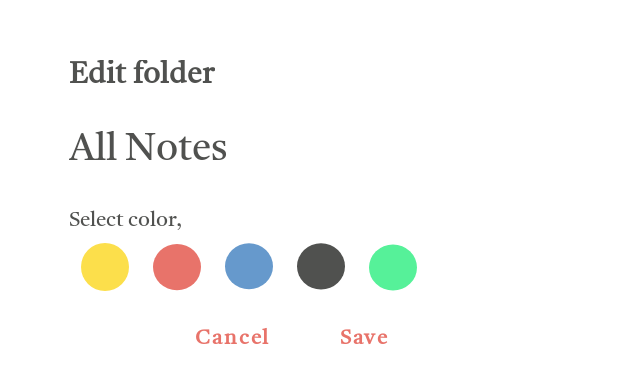
After one commit to Evan-Coulter/Stylo, an Android app: the layout edit_folder_dialog_layout.xml on its own in the app's theme, with its tools: preview values and no code run, on a phone screen of 412 x 824 dp. The commit adds this screen. Shown: the top 383 px of the screen. Run offline under Robolectric (Android 15) with nearby library versions, the phone set to English and light mode, and no system bars.

Commit message:
add edit folder dialog

```diff
--- a/app/src/main/java/com/example/stylo/list/NoteListViewModel.kt
+++ b/app/src/main/java/com/example/stylo/list/NoteListViewModel.kt
@@ -127,6 +127,7 @@ class NoteListViewModel(private val repository: NotesRepository, private val sha
 
     private fun displayBasicListState() {
         val notes = if (folder.uid == 1) repository.getAllNotes() else repository.getNotesInFolder(folder.uid)
+        folder = repository.getFolder(folder.uid) //updates folder object
         postNewState(NoteListViewState.ShowBasicListState(notes, folder, isListView))
     }
 
@@ -199,7 +200,6 @@ class NoteListViewModel(private val repository: NotesRepository, private val sha
     }
 
     private fun openEditFolderDialog(event: NoteListEvent.EditFolderButtonClicked) {
-        postNewState(NoteListViewState.LoadingState)
         try {
             val folder = repository.getFolder(event.folderID)
             postNewState(NoteListViewState.ShowEditFolderDialog(folder))
@@ -227,9 +227,10 @@ class NoteListViewModel(private val repository: NotesRepository, private val sha
     private fun attemptToEditFolder(event: NoteListEvent.AttemptToEditFolder) {
         postNewState(NoteListViewState.LoadingState)
         try {
-            if (event.folder.uid == 1 || event.folder.uid == 0) {
+            if (event.folder.uid == 0) {
                 //We technically shouldn't ever reach here if fragment layout is done properly.
                 showFolderTray()
+                return
             }
             val anotherFolderAlreadyHasThatTitle = repository.getAllFolders()
                 .filter { it.uid != event.folder.uid }
--- a/app/src/main/java/com/example/stylo/util/ColorStringMap.kt
+++ b/app/src/main/java/com/example/stylo/util/ColorStringMap.kt
@@ -6,7 +6,7 @@ object ColorStringMap {
         "Pink" to listOf("#E8736A", "#FFC4BF"),
         "Blue" to listOf("#6699CC", "#8EAECF"),
         "Grey" to listOf("#50514F", "#B3B9AD"),
-        "Green" to listOf("#59FFA0", "#9CFFC6")
+        "Green" to listOf("#56F199", "#C7FFDF")
     )
     fun getColor(string: String) : String {
         return colorMap[string]?.get(0) ?: colorMap["Pink"]!![0]
--- /dev/null
+++ b/app/src/main/res/drawable/ic_blue_color_picker_unchecked.xml
@@ -0,0 +1,9 @@
+<vector xmlns:android="http://schemas.android.com/apk/res/android"
+    android:width="24dp"
+    android:height="25dp"
+    android:viewportWidth="24"
+    android:viewportHeight="25">
+  <path
+      android:pathData="M12,12.104m-12,0a12,12 0,1 1,24 0a12,12 0,1 1,-24 0"
+      android:fillColor="#6699CC"/>
+</vector>
--- /dev/null
+++ b/app/src/main/res/drawable/ic_green_color_picker_unchecked.xml
@@ -0,0 +1,9 @@
+<vector xmlns:android="http://schemas.android.com/apk/res/android"
+    android:width="24dp"
+    android:height="25dp"
+    android:viewportWidth="24"
+    android:viewportHeight="25">
+  <path
+      android:pathData="M12,12.793m-12,0a12,12 0,1 1,24 0a12,12 0,1 1,-24 0"
+      android:fillColor="#56F199"/>
+</vector>
--- /dev/null
+++ b/app/src/main/res/drawable/ic_grey_color_picker_unchecked.xml
@@ -0,0 +1,9 @@
+<vector xmlns:android="http://schemas.android.com/apk/res/android"
+    android:width="24dp"
+    android:height="25dp"
+    android:viewportWidth="24"
+    android:viewportHeight="25">
+  <path
+      android:pathData="M12,12.172m-12,0a12,12 0,1 1,24 0a12,12 0,1 1,-24 0"
+      android:fillColor="#50514F"/>
+</vector>
--- /dev/null
+++ b/app/src/main/res/drawable/ic_pink_color_picker_unchecked.xml
@@ -0,0 +1,9 @@
+<vector xmlns:android="http://schemas.android.com/apk/res/android"
+    android:width="24dp"
+    android:height="25dp"
+    android:viewportWidth="24"
+    android:viewportHeight="25">
+  <path
+      android:pathData="M12,12.552m-12,0a12,12 0,1 1,24 0a12,12 0,1 1,-24 0"
+      android:fillColor="#E8736A"/>
+</vector>
--- /dev/null
+++ b/app/src/main/res/drawable/ic_yellow_color_picker_checked.xml
@@ -0,0 +1,5 @@
+<vector android:height="24dp" android:viewportHeight="25"
+    android:viewportWidth="24" android:width="23.04dp" xmlns:android="http://schemas.android.com/apk/res/android">
+    <path android:fillColor="#FCDF4B" android:pathData="M12,12.259m-12,0a12,12 0,1 1,24 0a12,12 0,1 1,-24 0"/>
+    <path android:fillColor="#000000" android:pathData="M10.156,16.939L5.845,12.459L6.672,11.599L10.156,15.219L17.549,7.539L18.376,8.399L10.156,16.939Z"/>
+</vector>
--- /dev/null
+++ b/app/src/main/res/drawable/ic_yellow_color_picker_unchecked.xml
@@ -0,0 +1,9 @@
+<vector xmlns:android="http://schemas.android.com/apk/res/android"
+    android:width="24dp"
+    android:height="24dp"
+    android:viewportWidth="24"
+    android:viewportHeight="24">
+  <path
+      android:pathData="M12,12m-12,0a12,12 0,1 1,24 0a12,12 0,1 1,-24 0"
+      android:fillColor="#FCDF4B"/>
+</vector>
--- /dev/null
+++ b/app/src/main/res/layout/edit_folder_dialog_layout.xml
@@ -0,0 +1,179 @@
+<?xml version="1.0" encoding="utf-8"?>
+<androidx.constraintlayout.widget.ConstraintLayout xmlns:android="http://schemas.android.com/apk/res/android"
+    android:layout_width="wrap_content"
+    android:layout_height="wrap_content"
+    xmlns:app="http://schemas.android.com/apk/res-auto"
+    xmlns:tools="http://schemas.android.com/tools"
+    android:paddingTop="24dp"
+    android:paddingBottom="12dp"
+    android:paddingStart="30dp"
+    android:paddingEnd="30dp"
+    android:layout_margin="16dp"
+    android:background="@drawable/dialog_background">
+
+
+    <TextView
+        android:id="@+id/edit_folder_title"
+        android:layout_width="wrap_content"
+        android:layout_height="wrap_content"
+        android:text="Edit folder"
+        android:textSize="20sp"
+        android:textStyle="bold"
+        app:layout_constraintStart_toStartOf="parent"
+        app:layout_constraintTop_toTopOf="parent" />
+
+    <TextView
+        android:id="@+id/edit_folder_all_notes_title"
+        android:layout_width="wrap_content"
+        android:layout_height="wrap_content"
+        android:textSize="26sp"
+        android:text="All Notes"
+        app:layout_constraintBottom_toTopOf="@+id/edit_folder_select_color_message"
+        app:layout_constraintStart_toStartOf="@+id/edit_folder_title"
+        app:layout_constraintTop_toBottomOf="@id/edit_folder_title"
+        tools:visibility="visible"
+        android:visibility="gone"/>
+
+
+    <com.google.android.material.textfield.TextInputLayout
+        android:id="@+id/edit_folder_edit_text"
+        style="@style/Widget.MaterialComponents.TextInputLayout.OutlinedBox"
+        android:layout_width="0dp"
+        android:layout_height="wrap_content"
+        android:hint="New title"
+        android:paddingBottom="12dp"
+        app:layout_constraintEnd_toEndOf="parent"
+        app:layout_constraintStart_toStartOf="@+id/edit_folder_title"
+        app:layout_constraintTop_toBottomOf="@id/edit_folder_title"
+        android:layout_marginTop="12dp"
+        app:startIconDrawable="@drawable/ic_round_edit_24"
+        app:startIconTint="@color/text_color"
+        tools:visibility="invisible">
+
+        <com.google.android.material.textfield.TextInputEditText
+            android:layout_width="match_parent"
+            android:layout_height="wrap_content"
+            android:maxLength="200"
+            android:maxLines="1"
+            tools:visibility="invisible"/>
+
+    </com.google.android.material.textfield.TextInputLayout>
+
+
+    <TextView
+        android:id="@+id/edit_folder_select_color_message"
+        android:layout_width="wrap_content"
+        android:layout_height="wrap_content"
+        android:text="Select color,"
+        app:layout_constraintStart_toStartOf="@id/edit_folder_edit_text"
+        app:layout_constraintTop_toBottomOf="@id/edit_folder_edit_text" />
+
+    <LinearLayout
+        android:id="@+id/edit_folder_checkbox_layout"
+        android:layout_width="wrap_content"
+        android:layout_height="wrap_content"
+        android:gravity="center"
+        android:orientation="horizontal"
+        app:layout_constraintTop_toBottomOf="@id/edit_folder_select_color_message">
+
+        <CheckBox
+            android:id="@+id/edit_folder_yellow_checkbox"
+            android:layout_width="32dp"
+            android:layout_height="32dp"
+            android:layout_margin="8dp"
+            android:background="@drawable/ic_yellow_color_picker_unchecked"
+            android:button="@null" />
+
+        <CheckBox
+            android:id="@+id/edit_folder_pink_checkbox"
+            android:layout_width="32dp"
+            android:layout_height="32dp"
+            android:layout_margin="8dp"
+            android:background="@drawable/ic_pink_color_picker_unchecked"
+            android:button="@null" />
+
+        <CheckBox
+            android:id="@+id/edit_folder_blue_checkbox"
+            android:layout_width="32dp"
+            android:layout_height="32dp"
+            android:layout_margin="8dp"
+            android:background="@drawable/ic_blue_color_picker_unchecked"
+            android:button="@null" />
+
+        <CheckBox
+            android:id="@+id/edit_folder_grey_checkbox"
+            android:layout_width="32dp"
+            android:layout_height="32dp"
+            android:layout_margin="8dp"
+            android:background="@drawable/ic_grey_color_picker_unchecked"
+            android:button="@null" />
+
+        <CheckBox
+            android:id="@+id/edit_folder_green_checkbox"
+            android:layout_width="32dp"
+            android:layout_height="32dp"
+            android:layout_margin="8dp"
+            android:background="@drawable/ic_green_color_picker_unchecked"
+            android:button="@null" />
+
+
+    </LinearLayout>
+
+
+
+    <Button
+        android:id="@+id/edit_folder_save_button"
+        style="@style/Widget.MaterialComponents.Button.TextButton"
+        android:layout_width="wrap_content"
+        android:layout_height="wrap_content"
+        android:text="Save"
+        android:textAllCaps="false"
+        android:textColor="@color/pink"
+        android:textStyle="bold"
+        app:layout_constraintBottom_toBottomOf="parent"
+        app:layout_constraintEnd_toEndOf="parent"
+        app:layout_constraintTop_toBottomOf="@id/edit_folder_checkbox_layout" />
+
+    <Button
+        android:id="@+id/edit_folder_cancel_button"
+        android:layout_width="wrap_content"
+        android:layout_height="wrap_content"
+        app:layout_constraintEnd_toStartOf="@id/edit_folder_save_button"
+        app:layout_constraintBottom_toBottomOf="parent"
+        style="@style/Widget.MaterialComponents.Button.TextButton"
+        android:text="Cancel"
+        android:textColor="@color/pink"
+        android:textStyle="bold"
+        android:textAllCaps="false"/>
+
+
+    <LinearLayout
+        android:id="@+id/edit_folder_saved_message"
+        android:layout_width="wrap_content"
+        android:layout_height="wrap_content"
+        app:layout_constraintTop_toTopOf="parent"
+        app:layout_constraintBottom_toBottomOf="parent"
+        app:layout_constraintStart_toStartOf="parent"
+        app:layout_constraintEnd_toEndOf="parent"
+        android:orientation="horizontal"
+        android:gravity="center"
+        android:visibility="gone"
+        tools:visibility="gone"
+        android:layout_marginBottom="12dp">
+        <ImageView
+            android:id="@+id/rename_note_saved_drawable"
+            android:layout_width="32dp"
+            android:layout_height="32dp"
+            android:src="@drawable/ic_round_edit_24"
+            app:tint="@color/text_color"
+            android:layout_margin="6dp"/>
+        <TextView
+            android:layout_margin="6dp"
+            android:id="@+id/rename_note_saved_text"
+            android:text="Saved"
+            android:layout_width="wrap_content"
+            android:layout_height="wrap_content"
+            android:textSize="40sp" />
+    </LinearLayout>
+
+</androidx.constraintlayout.widget.ConstraintLayout>
--- a/app/src/main/res/values/colors.xml
+++ b/app/src/main/res/values/colors.xml
@@ -17,6 +17,6 @@
     <color name="grey">#50514F</color>
     <color name="light_grey">#B3B9AD</color>
     <color name="trash_color">#FFEAE9</color>
-    <color name="green">#59FFA0</color>
-    <color name="light_green">#9CFFC6</color>
+    <color name="green">#56F199</color>
+    <color name="light_green">#C7FFDF</color>
 </resources>
```
Also changed, not shown: app/src/main/java/com/example/stylo/dialogs/EditFolderDetailsDialog.kt (added, +202 -0 lines), app/src/main/java/com/example/stylo/list/NoteListFragment.kt (+22 -9 lines), app/src/main/res/drawable/ic_blue_color_picker_checked.xml (added, +12 -0 lines), app/src/main/res/drawable/ic_green_color_picker_checked.xml (added, +12 -0 lines), app/src/main/res/drawable/ic_grey_color_picker_checked.xml (added, +12 -0 lines), app/src/main/res/drawable/ic_pink_color_picker_checked.xml (added, +12 -0 lines).
